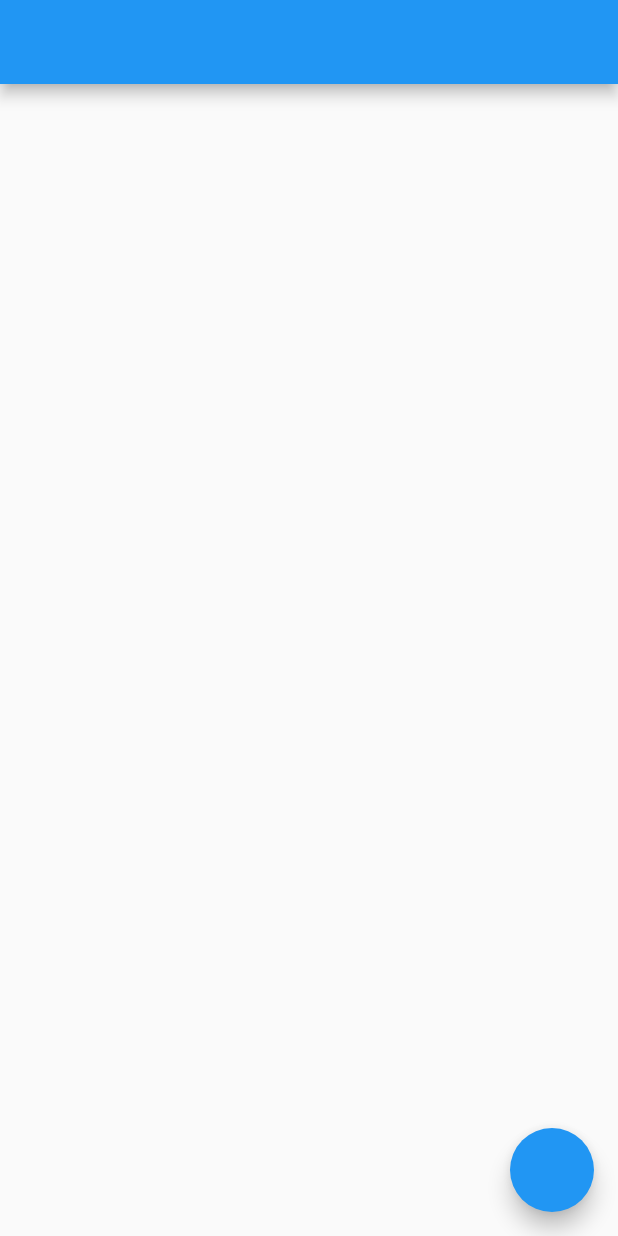
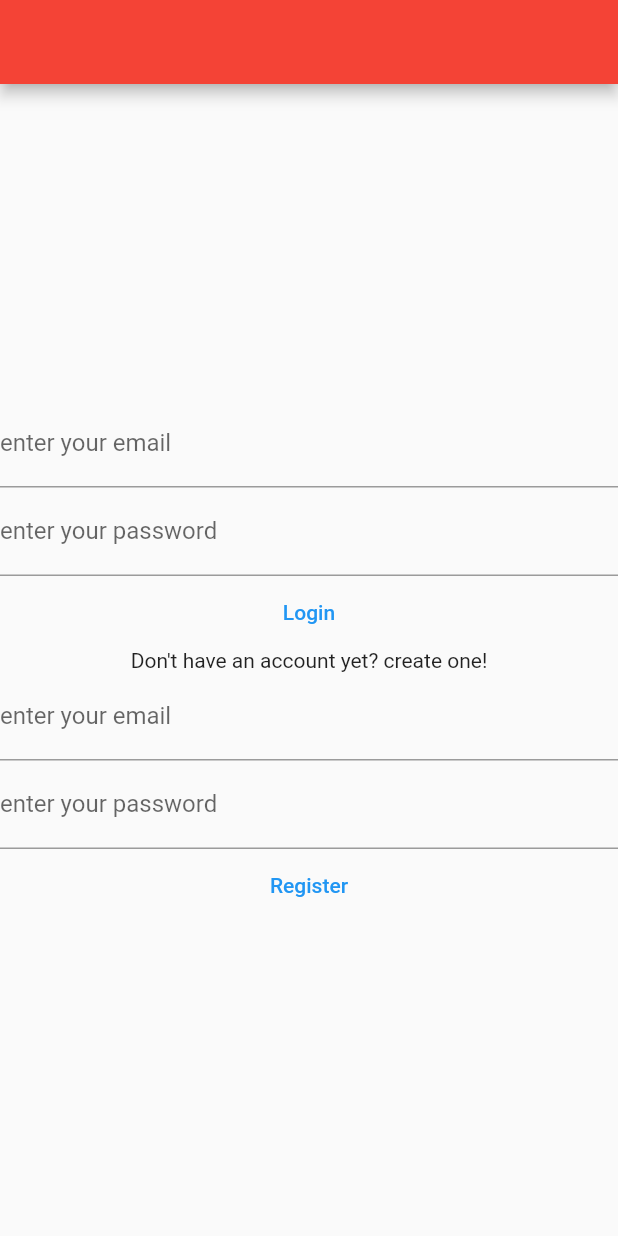
Before and after one commit to ItsTimeToGetOut/movie_app, a Flutter app: the screen it shows after launch, on a phone screen of 412 x 824 dp. Run offline on Flutter 3.47's test engine with Material 2 defaults, Android fonts, the phone set to English and light mode, and no system bars; our stand-ins replace firebase_auth, firebase_core, firebase_storage, image_picker, splashscreen, sqflite; accounts and stored records are empty.

Commit message:
final commit

```diff
--- /dev/null
+++ b/lib/home.dart
@@ -0,0 +1,104 @@
+import 'package:flutter/material.dart';
+import 'dashboard.dart';
+import 'backend.dart';
+import 'package:firebase_core/firebase_core.dart';
+
+class MyHomePage extends StatefulWidget {
+  @override
+  _MyHomePageState createState() => _MyHomePageState();
+}
+
+class _MyHomePageState extends State<MyHomePage> {
+  @override
+  void initState() {
+    // TODO: implement initState
+
+    Firebase.initializeApp();
+    super.initState();
+  }
+
+  var email = "";
+  var password = "";
+  @override
+  Widget build(BuildContext context) {
+    return Scaffold(
+      appBar: AppBar(
+        backgroundColor: Colors.red,
+      ),
+      body: Container(
+        child: Center(
+          child: ListView(
+            shrinkWrap: true,
+            // mainAxisAlignment: MainAxisAlignment.center,
+            children: <Widget>[
+              TextField(
+                onChanged: (v) {
+                  email = v;
+                },
+                decoration: InputDecoration(
+                  labelText: 'enter your email',
+                ),
+              ),
+              TextField(
+                onChanged: (v) {
+                  password = v;
+                },
+                decoration: InputDecoration(
+                  labelText: 'enter your password',
+                ),
+              ),
+              Center(
+                child: TextButton(
+                  child: Text('Login'),
+                  onPressed: () async {
+                    if (email != null && password != null)
+                      await loginAttempt(email, password);
+                    var a = await query();
+                    Navigator.push(
+                      context,
+                      MaterialPageRoute(
+                          builder: (context) => Dashboard(
+                                a: a,
+                              )),
+                    );
+                  },
+                ),
+              ),
+              Center(child: Text('Don\'t have an account yet? create one!')),
+              TextField(
+                onChanged: (v) {
+                  email = v;
+                },
+                decoration: InputDecoration(
+                  labelText: 'enter your email',
+                ),
+              ),
+              TextField(
+                onChanged: (v) {
+                  password = v;
+                },
+                decoration: InputDecoration(
+                  labelText: 'enter your password',
+                ),
+              ),
+              Center(
+                child: TextButton(
+                  child: Text('Register'),
+                  onPressed: () async {
+                    if (email != null && password != null)
+                      await registrationAttempt(email, password);
+
+                    Navigator.push(
+                      context,
+                      MaterialPageRoute(builder: (context) => Dashboard()),
+                    );
+                  },
+                ),
+              ),
+            ],
+          ),
+        ),
+      ),
+    );
+  }
+}
--- a/lib/main.dart
+++ b/lib/main.dart
@@ -1,37 +1,13 @@
 import 'package:flutter/material.dart';
+import 'splash.dart';
 
-void main() {
-  runApp(MyApp());
-}
+void main() => runApp(MyApp());
 
 class MyApp extends StatelessWidget {
   @override
   Widget build(BuildContext context) {
     return MaterialApp(
-      home: MyHomePage(),
+      home: Splash(),
     );
   }
 }
-
-class MyHomePage extends StatefulWidget {
-  @override
-  _MyHomePageState createState() => _MyHomePageState();
-}
-
-class _MyHomePageState extends State<MyHomePage> {
-  @override
-  Widget build(BuildContext context) {
-    return Scaffold(
-      appBar: AppBar(),
-      body: Center(
-        child: Column(
-          mainAxisAlignment: MainAxisAlignment.center,
-          children: <Widget>[],
-        ),
-      ),
-      floatingActionButton: FloatingActionButton(
-        onPressed: ,
-      ),
-    );
-  }
-}
```
Also changed, not shown: lib/backend.dart (added, +62 -0 lines), lib/dashboard.dart (added, +353 -0 lines), lib/splash.dart (added, +27 -0 lines), pubspec.yaml (+12 -54 lines), assets/splash_movie.png (added), pubspec.lock, 3 other files.
